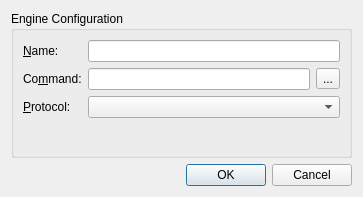
The window that ui/engineconfigdlg.ui (cutechess/cutechess) describes before a commit, drawn with Qt 5.
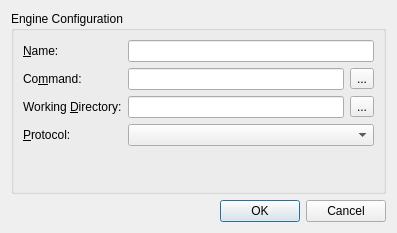
The same window after the commit.

Patch:
```diff
--- a/ui/engineconfigdlg.ui
+++ b/ui/engineconfigdlg.ui
@@ -5,8 +5,8 @@
    <rect>
     <x>0</x>
     <y>0</y>
-    <width>363</width>
-    <height>197</height>
+    <width>397</width>
+    <height>233</height>
    </rect>
   </property>
   <layout class="QGridLayout" name="gridLayout" >
@@ -43,7 +43,7 @@
             </property>
            </widget>
           </item>
-          <item row="2" column="0" >
+          <item row="3" column="0" >
            <widget class="QLabel" name="label_3" >
             <property name="text" >
              <string>&amp;Protocol:</string>
@@ -56,7 +56,7 @@
           <item row="0" column="1" >
            <widget class="QLineEdit" name="m_nameEdit" />
           </item>
-          <item row="2" column="1" >
+          <item row="3" column="1" >
            <widget class="QComboBox" name="m_protocolCombo" />
           </item>
           <item row="1" column="1" >
@@ -73,6 +73,33 @@
             </item>
            </layout>
           </item>
+          <item row="2" column="0" >
+           <widget class="QLabel" name="label_4" >
+            <property name="text" >
+             <string>Working &amp;Directory:</string>
+            </property>
+            <property name="buddy" >
+             <cstring>m_workingDirEdit</cstring>
+            </property>
+           </widget>
+          </item>
+          <item row="2" column="1" >
+           <layout class="QHBoxLayout" name="horizontalLayout_2" >
+            <item>
+             <widget class="QLineEdit" name="m_workingDirEdit" />
+            </item>
+            <item>
+             <widget class="QToolButton" name="m_browseWorkingDirBtn" >
+              <property name="toolTip" >
+               <string>Browse working directory.</string>
+              </property>
+              <property name="text" >
+               <string>...</string>
+              </property>
+             </widget>
+            </item>
+           </layout>
+          </item>
          </layout>
         </item>
        </layout>
```
Left out of the diff: 10 changed lines with no effect on the pictures.
